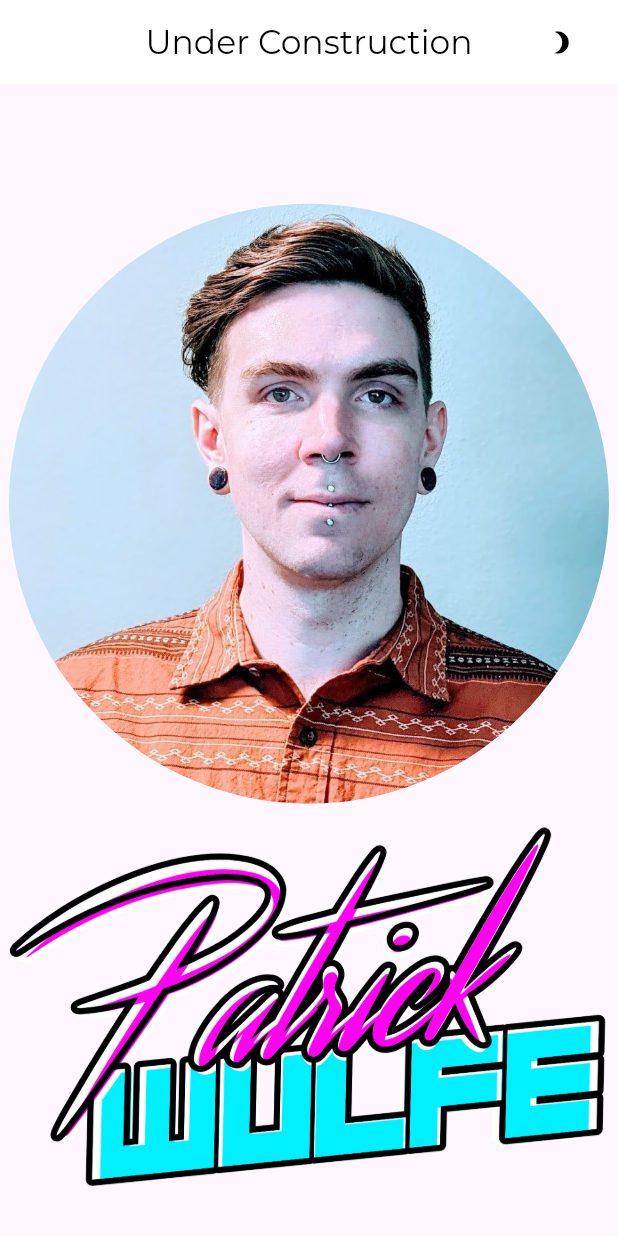
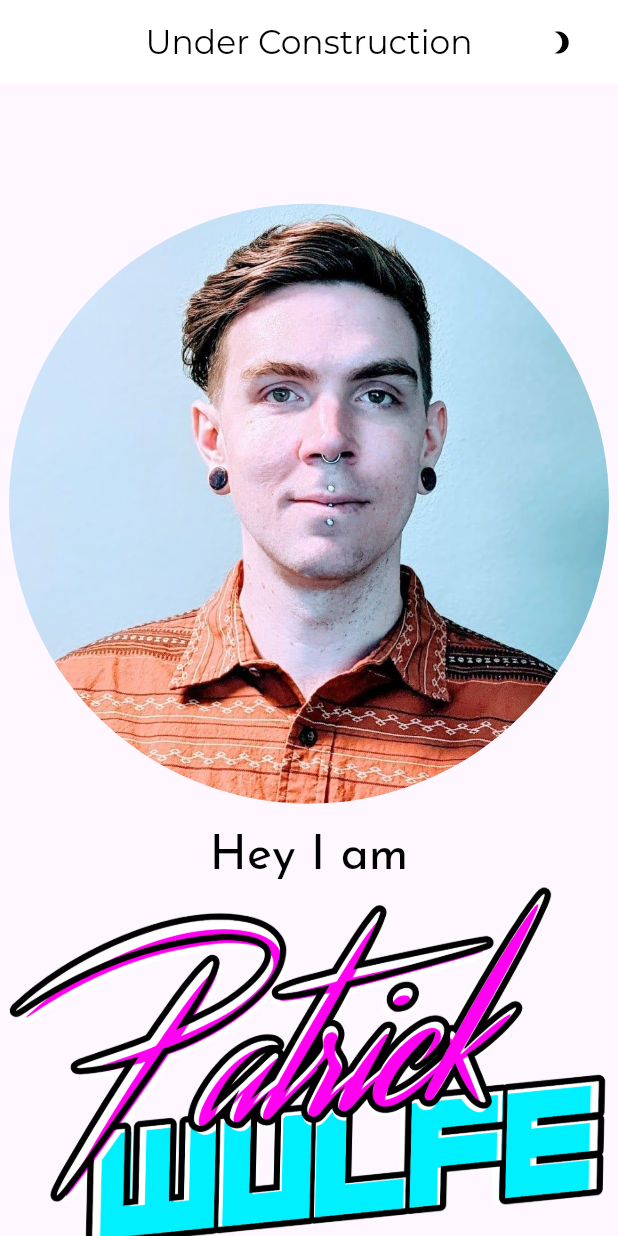
Before and after one commit to PatrickWulfe/PatrickWulfe.github.io, a Flutter app: the screen it shows after launch, on a phone screen of 412 x 824 dp. Run offline on Flutter 3.47's test engine with Material 2 defaults, Android fonts, the phone set to English and light mode, and no system bars; our stand-ins replace bloc, community_material_icon, flutter_bloc, flutter_dotenv, flutter_hooks, freezed_annotation and 1 more; missing offline and left inert: github; generated files the repository leaves out were written again; project files that could hold a hidden picture were left out.

```diff
--- a/lib/src/app/home/view/components/animated_logo.dart
+++ b/lib/src/app/home/view/components/animated_logo.dart
@@ -36,8 +36,16 @@ class AnimatedLogo extends HookWidget {
       },
       const [],
     );
+    final appTheme = Theme.of(context);
 
-    return Container(
+    return Column(
+      // crossAxisAlignment: CrossAxisAlignment.start,
+      children: [
+        Text(
+          'Hey I am',
+          style: appTheme.textTheme.headlineLarge,
+        ),
+        Container(
           constraints: BoxConstraints(
             maxHeight: height ?? 256,
             maxWidth: width ?? 800,
@@ -54,8 +62,8 @@ class AnimatedLogo extends HookWidget {
                     top: rand4.value * 12,
                   ),
                   duration: const Duration(seconds: 1),
-              child:
-                  const Image(image: AssetImage('assets/images/logo-wbg.png')),
+                  child: const Image(
+                      image: AssetImage('assets/images/logo-wbg.png')),
                 ),
                 AnimatedPadding(
                   padding: EdgeInsets.only(
@@ -65,13 +73,19 @@ class AnimatedLogo extends HookWidget {
                     top: rand2.value * 12,
                   ),
                   duration: const Duration(seconds: 1),
-              child:
-                  const Image(image: AssetImage('assets/images/logo-wbg.png')),
+                  child: const Image(
+                      image: AssetImage('assets/images/logo-wbg.png')),
                 ),
                 Image.asset('assets/images/logo-outline.png'),
               ],
             ),
           ),
+        ),
+        Text(
+          'Software Engineer',
+          style: appTheme.textTheme.displayMedium,
+        ),
+      ],
     );
   }
 }
--- a/lib/src/app/home/view/home_view.dart
+++ b/lib/src/app/home/view/home_view.dart
@@ -121,6 +121,7 @@ class _DesktopHomeView extends StatelessWidget {
               ),
               const SizedBox.square(dimension: 16),
               Wrap(
+                alignment: WrapAlignment.center,
                 children: children
                     .map(
                       (e) => Container(
@@ -136,6 +137,48 @@ class _DesktopHomeView extends StatelessWidget {
               ),
             ],
           ),
+        ),
+      ),
+    );
+  }
+}
+
+class _MobileHomeView extends StatelessWidget {
+  const _MobileHomeView({
+    super.key,
+    required this.children,
+  });
+
+  final List<HomeCard> children;
+
+  @override
+  Widget build(BuildContext context) {
+    return FractionallySizedBox(
+      widthFactor: 1,
+      child: SingleChildScrollView(
+        child: Column(
+          children: [
+            const SizedBox.square(dimension: 64),
+            const _CircleImage(),
+            const AnimatedLogo(),
+            const SizedBox.square(dimension: 16),
+            Wrap(
+              alignment: WrapAlignment.center,
+              children: children
+                  .map(
+                    (e) => Container(
+                      constraints: const BoxConstraints(
+                        maxWidth: 400,
+                        maxHeight: 300,
+                      ),
+                      padding: const EdgeInsets.all(8),
+                      child: e,
+                    ),
+                  )
+                  .toList(),
+            ),
+            const SizedBox.square(dimension: 16),
+          ],
         ),
       ),
     );
@@ -162,44 +205,3 @@ class _CircleImage extends StatelessWidget {
     );
   }
 }
-
-class _MobileHomeView extends StatelessWidget {
-  const _MobileHomeView({
-    super.key,
-    required this.children,
-  });
-
-  final List<HomeCard> children;
-
-  @override
-  Widget build(BuildContext context) {
-    return FractionallySizedBox(
-      widthFactor: 1,
-      child: SingleChildScrollView(
-        child: Column(
-          children: [
-            const SizedBox.square(dimension: 64),
-            const _CircleImage(),
-            const AnimatedLogo(),
-            const SizedBox.square(dimension: 16),
-            Wrap(
-              children: children
-                  .map(
-                    (e) => Container(
-                      constraints: const BoxConstraints(
-                        maxWidth: 400,
-                        maxHeight: 300,
-                      ),
-                      padding: const EdgeInsets.all(8),
-                      child: e,
-                    ),
-                  )
-                  .toList(),
-            ),
-            const SizedBox.square(dimension: 16),
-          ],
-        ),
-      ),
-    );
-  }
-}
--- /dev/null
+++ b/lib/src/app/projects/data/data_index.dart
@@ -0,0 +1 @@
+export 'repository/repository_index.dart';
--- /dev/null
+++ b/lib/src/app/projects/data/repository/github_repository.dart
@@ -0,0 +1,6 @@
+import 'package:github/github.dart' as gh;
+
+abstract class GithubRepository {
+  Future<gh.User> getMyUserData();
+  Future<List<gh.Repository>> getMyProjects();
+}
--- /dev/null
+++ b/lib/src/app/projects/data/repository/repository_index.dart
@@ -0,0 +1 @@
+export 'github_repository.dart';
--- a/lib/src/app/projects/projects_index.dart
+++ b/lib/src/app/projects/projects_index.dart
@@ -1,3 +1,4 @@
 export 'bloc/bloc_index.dart';
+export 'data/data_index.dart';
 export 'domain/domain_index.dart';
 export 'view/view_index.dart';
--- a/pubspec.yaml
+++ b/pubspec.yaml
@@ -13,6 +13,7 @@ dependencies:
   flutter:
     sdk: flutter
   flutter_bloc: ^8.1.2
+  flutter_dotenv: ^5.0.2
   flutter_hooks: ^0.18.6
   flutter_localizations:
     sdk: flutter
@@ -36,5 +37,6 @@ flutter:
   uses-material-design: true
   generate: true
   assets:
+    - .env
     - assets/
     - assets/images/
```
Also changed, not shown: lib/src/app/projects/bloc/projects_bloc.dart (+32 -4 lines), lib/src/app/projects/bloc/projects_event.dart (+6 -2 lines), lib/src/app/projects/bloc/projects_state.dart (+7 -4 lines), lib/src/app/projects/domain/repository/github_repository_impl.dart (+12 -6 lines), lib/src/app/projects/view/projects_view.dart (+56 -10 lines), lib/src/app/projects/bloc/projects_bloc.freezed.dart (added), pubspec.lock, 1 other file. Lines whose indentation alone changed are shown as unchanged.
